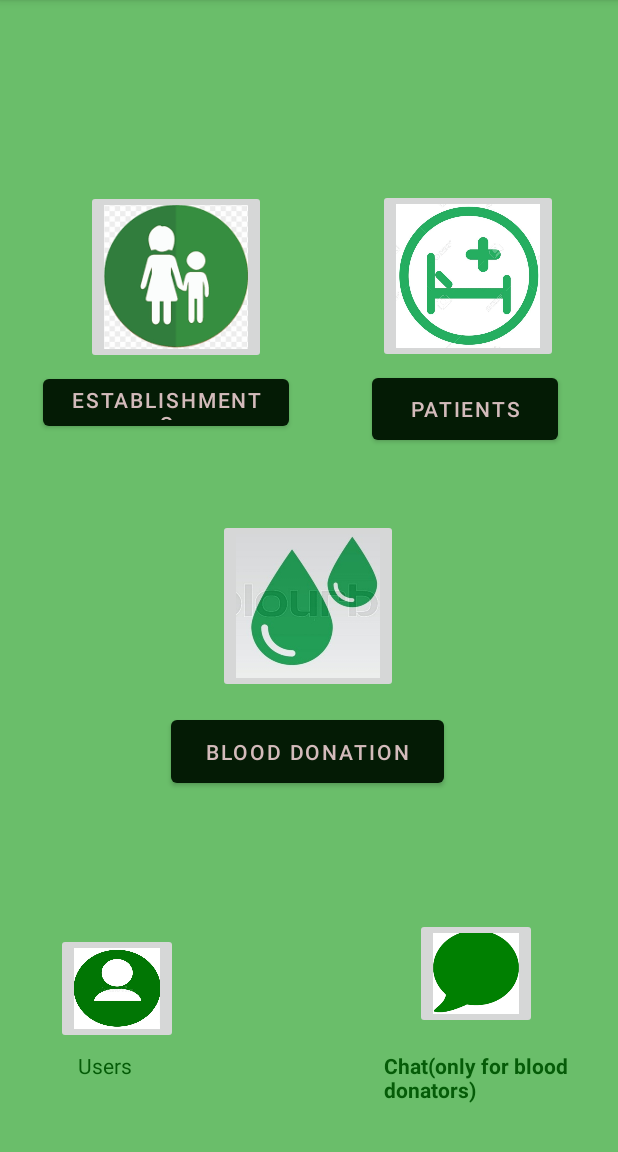
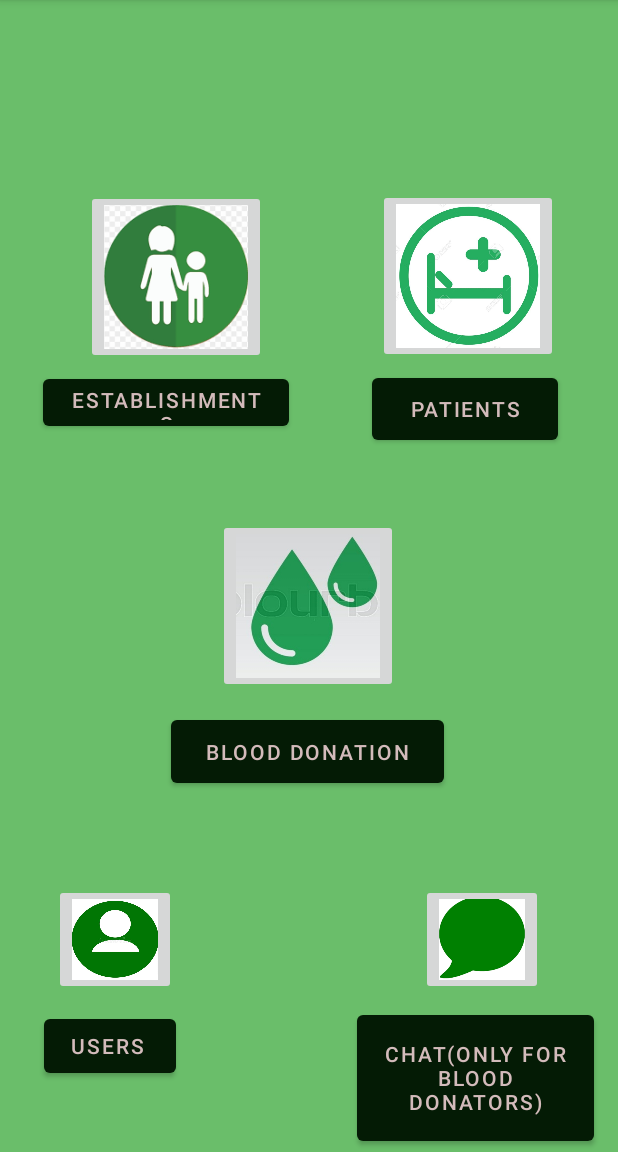
Before and after one commit to AdoreaMalabeG7/ADOREA_NEW, an Android app: the Home screen opened directly, with no data from a screen before it, on a phone screen of 412 x 824 dp, the part 84-1236 px from its top. Run offline under Robolectric (Android 15) with nearby library versions, the phone set to English and light mode, and no system bars.

Commit message:
Manifest & home updated

```diff
--- a/app/src/main/java/com/example/HELPING_HANDS/Home.java
+++ b/app/src/main/java/com/example/HELPING_HANDS/Home.java
@@ -18,6 +18,9 @@ public class Home extends AppCompatActivity {
         ImageButton btnImg1 = (ImageButton) findViewById(R.id.imageButton6);
         ImageButton btnImg2 = (ImageButton) findViewById(R.id.imageButton7);
 
+        Button btn1 = (Button) findViewById(R.id.button12);
+        Button btn2 = (Button) findViewById(R.id.button13);
+
         btnImg1.setOnClickListener(new View.OnClickListener() {
             @Override
             public void onClick(View view) {
@@ -26,6 +29,20 @@ public class Home extends AppCompatActivity {
         });
 
         btnImg2.setOnClickListener(new View.OnClickListener() {
+            @Override
+            public void onClick(View view) {
+                openChat();
+            }
+        });
+
+        btn1.setOnClickListener(new View.OnClickListener() {
+            @Override
+            public void onClick(View view) {
+                openUsers();
+            }
+        });
+
+        btn2.setOnClickListener(new View.OnClickListener() {
             @Override
             public void onClick(View view) {
                 openChat();
--- a/app/src/main/res/layout/activity_home.xml
+++ b/app/src/main/res/layout/activity_home.xml
@@ -99,10 +99,10 @@
             android:scaleType="fitXY"
             app:layout_constraintBottom_toBottomOf="parent"
             app:layout_constraintEnd_toEndOf="parent"
-            app:layout_constraintHorizontal_bias="0.112"
+            app:layout_constraintHorizontal_bias="0.109"
             app:layout_constraintStart_toStartOf="parent"
             app:layout_constraintTop_toBottomOf="@+id/button11"
-            app:layout_constraintVertical_bias="0.565"
+            app:layout_constraintVertical_bias="0.371"
             app:srcCompat="@drawable/profile" />
 
         <ImageButton
@@ -112,39 +112,39 @@
             android:scaleType="fitXY"
             app:layout_constraintBottom_toBottomOf="parent"
             app:layout_constraintEnd_toEndOf="parent"
-            app:layout_constraintHorizontal_bias="0.836"
+            app:layout_constraintHorizontal_bias="0.848"
             app:layout_constraintStart_toStartOf="parent"
             app:layout_constraintTop_toBottomOf="@+id/button11"
-            app:layout_constraintVertical_bias="0.508"
+            app:layout_constraintVertical_bias="0.371"
             app:srcCompat="@drawable/chat" />
 
-        <TextView
-            android:id="@+id/textView32"
-            android:layout_width="54dp"
-            android:layout_height="22dp"
+        <Button
+            android:id="@+id/button12"
+            android:layout_width="wrap_content"
+            android:layout_height="wrap_content"
             android:text="@string/pusers"
-            android:textColor="#055C08"
+            android:textColor="#D3BBBB"
+            app:backgroundTint="#041B05"
             app:layout_constraintBottom_toBottomOf="parent"
-            app:layout_constraintEnd_toStartOf="@+id/textView33"
-            app:layout_constraintHorizontal_bias="0.257"
+            app:layout_constraintEnd_toStartOf="@+id/button13"
+            app:layout_constraintHorizontal_bias="0.194"
             app:layout_constraintStart_toStartOf="parent"
             app:layout_constraintTop_toBottomOf="@+id/imageButton6"
-            app:layout_constraintVertical_bias="0.094" />
+            app:layout_constraintVertical_bias="0.177" />
 
-        <TextView
-            android:id="@+id/textView33"
-            android:layout_width="139dp"
-            android:layout_height="42dp"
+        <Button
+            android:id="@+id/button13"
+            android:layout_width="158dp"
+            android:layout_height="96dp"
             android:text="@string/pchat"
-            android:textColor="#055C08"
-            android:textSize="14sp"
-            android:textStyle="bold"
+            android:textColor="#D3BBBB"
+            app:backgroundTint="#041B05"
             app:layout_constraintBottom_toBottomOf="parent"
             app:layout_constraintEnd_toEndOf="parent"
-            app:layout_constraintHorizontal_bias="0.938"
+            app:layout_constraintHorizontal_bias="0.936"
             app:layout_constraintStart_toStartOf="parent"
             app:layout_constraintTop_toBottomOf="@+id/imageButton7"
-            app:layout_constraintVertical_bias="0.36" />
+            app:layout_constraintVertical_bias="0.846" />
 
     </androidx.constraintlayout.widget.ConstraintLayout>
 </RelativeLayout>
```
Also changed, not shown: app/src/main/AndroidManifest.xml (+12 -7 lines).
